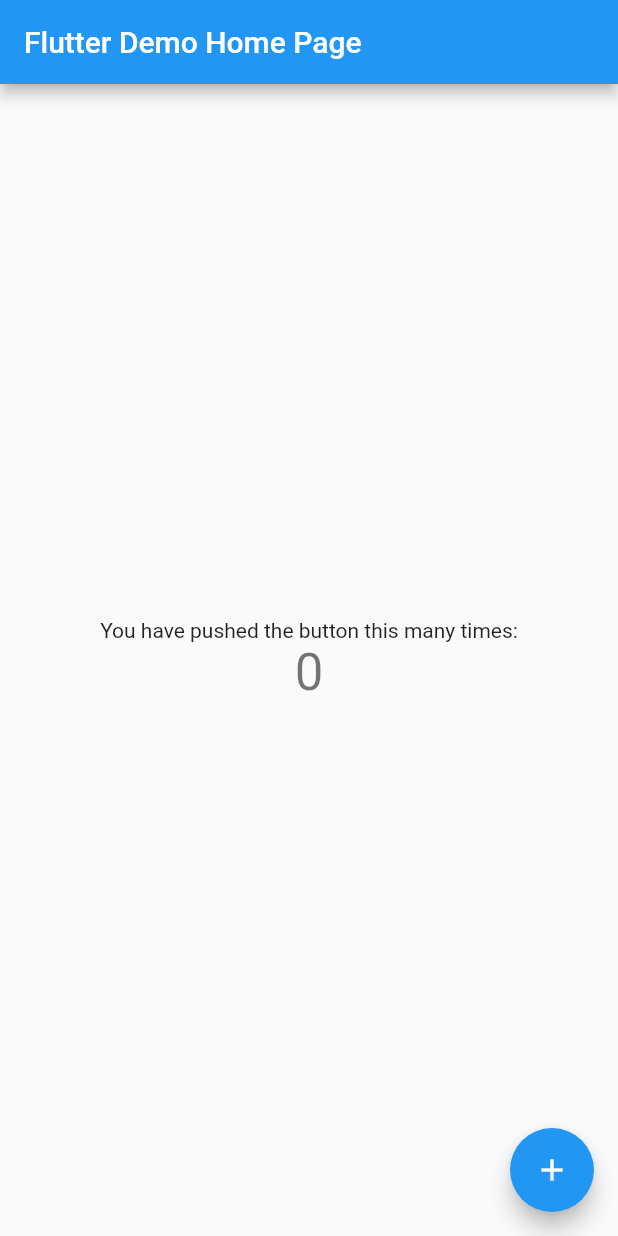
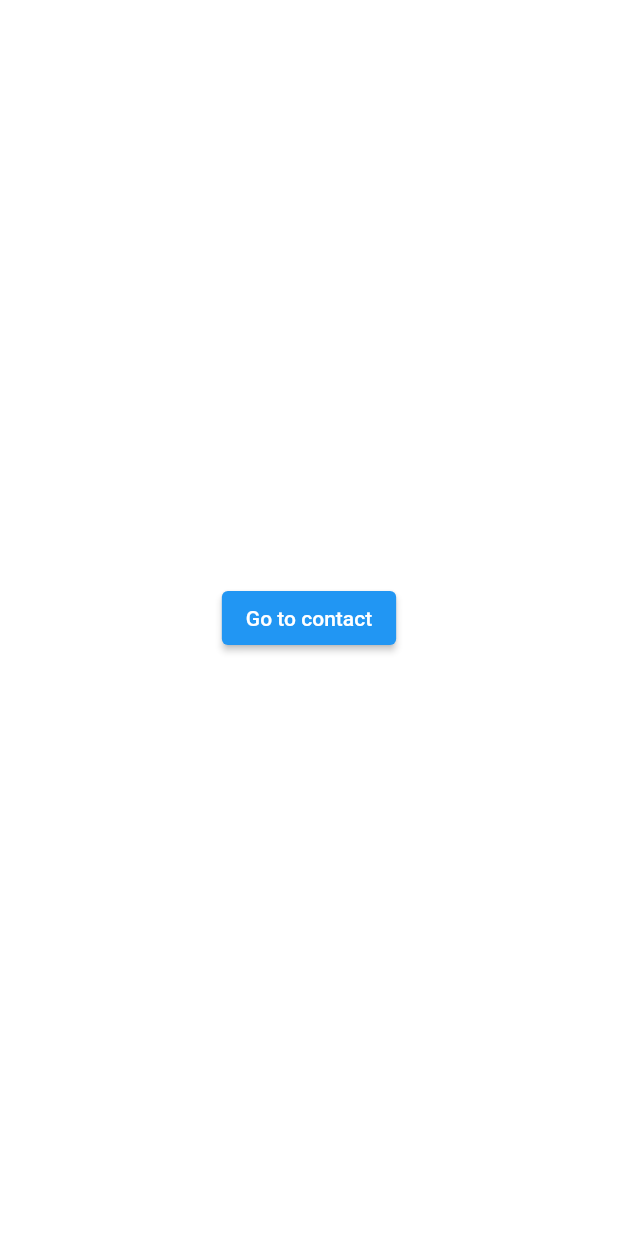
Before and after one commit to IrHipov/pr_flutter_2_phonebook, a Flutter app: the screen it shows after launch, on a phone screen of 412 x 824 dp. Run offline on Flutter 3.47's test engine with Material 2 defaults, Android fonts, the phone set to English and light mode, and no system bars.

Commit message:
add dirs hierarchy;

```diff
--- a/lib/main.dart
+++ b/lib/main.dart
@@ -1,113 +1,25 @@
 import 'package:flutter/material.dart';
+import 'package:flutter/services.dart';
+import 'package:pr_flutter_2_phonebook/pages/contact_info/contact_info_page.dart';
+import 'package:pr_flutter_2_phonebook/pages/contacts/contacts_page.dart';
 
 void main() {
-  runApp(MyApp());
+  SystemChrome.setSystemUIOverlayStyle(SystemUiOverlayStyle(
+    systemNavigationBarColor: Color(0xFF000000),
+    systemNavigationBarDividerColor: null,
+    statusBarColor: Colors.white,
+    systemNavigationBarIconBrightness: Brightness.light,
+    statusBarIconBrightness: Brightness.dark,
+    statusBarBrightness: Brightness.light,
+  ));
+
+  runApp(MaterialApp(
+    home: ContactsPage(),
+    debugShowCheckedModeBanner: false,
+    theme: new ThemeData(scaffoldBackgroundColor: Colors.white),
+    routes: <String, WidgetBuilder>{
+      '/contacts': (BuildContext context) => ContactsPage(),
+      '/contact-info': (BuildContext context) => ContactInfoPage(),
+    },
+  ));
 }
-
-class MyApp extends StatelessWidget {
-  // This widget is the root of your application.
-  @override
-  Widget build(BuildContext context) {
-    return MaterialApp(
-      title: 'Flutter Demo',
-      theme: ThemeData(
-        // This is the theme of your application.
-        //
-        // Try running your application with "flutter run". You'll see the
-        // application has a blue toolbar. Then, without quitting the app, try
-        // changing the primarySwatch below to Colors.green and then invoke
-        // "hot reload" (press "r" in the console where you ran "flutter run",
-        // or simply save your changes to "hot reload" in a Flutter IDE).
-        // Notice that the counter didn't reset back to zero; the application
-        // is not restarted.
-        primarySwatch: Colors.blue,
-      ),
-      home: MyHomePage(title: 'Flutter Demo Home Page'),
-    );
-  }
-}
-
-class MyHomePage extends StatefulWidget {
-  MyHomePage({Key? key, required this.title}) : super(key: key);
-
-  // This widget is the home page of your application. It is stateful, meaning
-  // that it has a State object (defined below) that contains fields that affect
-  // how it looks.
-
-  // This class is the configuration for the state. It holds the values (in this
-  // case the title) provided by the parent (in this case the App widget) and
-  // used by the build method of the State. Fields in a Widget subclass are
-  // always marked "final".
-
-  final String title;
-
-  @override
-  _MyHomePageState createState() => _MyHomePageState();
-}
-
-class _MyHomePageState extends State<MyHomePage> {
-  int _counter = 0;
-
-  void _incrementCounter() {
-    setState(() {
-      // This call to setState tells the Flutter framework that something has
-      // changed in this State, which causes it to rerun the build method below
-      // so that the display can reflect the updated values. If we changed
-      // _counter without calling setState(), then the build method would not be
-      // called again, and so nothing would appear to happen.
-      _counter++;
-    });
-  }
-
-  @override
-  Widget build(BuildContext context) {
-    // This method is rerun every time setState is called, for instance as done
-    // by the _incrementCounter method above.
-    //
-    // The Flutter framework has been optimized to make rerunning build methods
-    // fast, so that you can just rebuild anything that needs updating rather
-    // than having to individually change instances of widgets.
-    return Scaffold(
-      appBar: AppBar(
-        // Here we take the value from the MyHomePage object that was created by
-        // the App.build method, and use it to set our appbar title.
-        title: Text(widget.title),
-      ),
-      body: Center(
-        // Center is a layout widget. It takes a single child and positions it
-        // in the middle of the parent.
-        child: Column(
-          // Column is also a layout widget. It takes a list of children and
-          // arranges them vertically. By default, it sizes itself to fit its
-          // children horizontally, and tries to be as tall as its parent.
-          //
-          // Invoke "debug painting" (press "p" in the console, choose the
-          // "Toggle Debug Paint" action from the Flutter Inspector in Android
-          // Studio, or the "Toggle Debug Paint" command in Visual Studio Code)
-          // to see the wireframe for each widget.
-          //
-          // Column has various properties to control how it sizes itself and
-          // how it positions its children. Here we use mainAxisAlignment to
-          // center the children vertically; the main axis here is the vertical
-          // axis because Columns are vertical (the cross axis would be
-          // horizontal).
-          mainAxisAlignment: MainAxisAlignment.center,
-          children: <Widget>[
-            Text(
-              'You have pushed the button this many times:',
-            ),
-            Text(
-              '$_counter',
-              style: Theme.of(context).textTheme.headline4,
-            ),
-          ],
-        ),
-      ),
-      floatingActionButton: FloatingActionButton(
-        onPressed: _incrementCounter,
-        tooltip: 'Increment',
-        child: Icon(Icons.add),
-      ), // This trailing comma makes auto-formatting nicer for build methods.
-    );
-  }
-}
--- /dev/null
+++ b/lib/pages/contacts/contacts_page.dart
@@ -0,0 +1,21 @@
+import 'package:flutter/cupertino.dart';
+import 'package:flutter/material.dart';
+
+class ContactsPage extends StatelessWidget {
+  @override
+  Widget build(BuildContext context) {
+    return Scaffold(
+      body: SafeArea(
+
+        child: Center(
+          child: ElevatedButton(
+            onPressed: () {
+              Navigator.pushNamed(context, '/contact-info');
+            },
+            child: Text("Go to contact"),
+          ),
+        ),
+      ),
+    );
+  }
+}
```
Also changed, not shown: lib/pages/contact_info/contact_info_page.dart (added, +19 -0 lines), lib/widgets/app_bar/app_bar_widget.dart (added), 1 other file.
